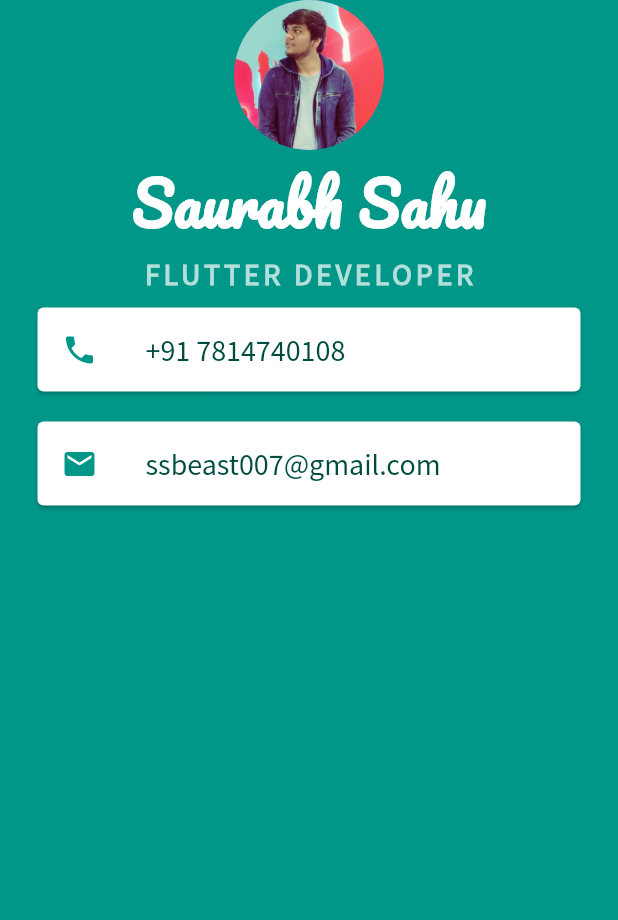
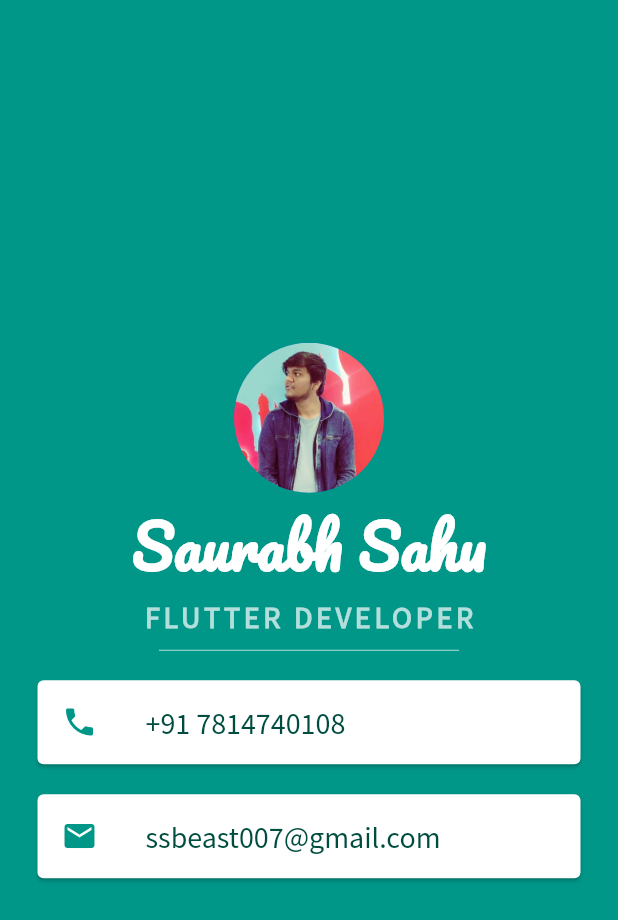
Before and after one commit to ssbeast/Mi_card, a Flutter app: the screen it shows after launch, on a phone screen of 412 x 824 dp. Shown: the top 920 px of the screen. Run offline on Flutter 3.47's test engine with Material 2 defaults, Android fonts, the phone set to English and light mode, and no system bars.

Commit message:
project completed

```diff
--- a/lib/main.dart
+++ b/lib/main.dart
@@ -12,6 +12,7 @@ class MyApp extends StatelessWidget {
         backgroundColor: Colors.teal,
         body: SafeArea(
           child: Column(
+            mainAxisAlignment: MainAxisAlignment.center,
             children: <Widget>[
               CircleAvatar(
                 radius: 50.0,
@@ -34,6 +35,13 @@ class MyApp extends StatelessWidget {
                   fontSize: 20.0,
                   letterSpacing: 2.5,
                   fontWeight: FontWeight.bold,
+                ),
+              ),
+              SizedBox(
+                height: 20.0,
+                width: 200.0,
+                child: Divider(
+                  color: Colors.teal.shade100,
                 ),
               ),
               Card(
```
